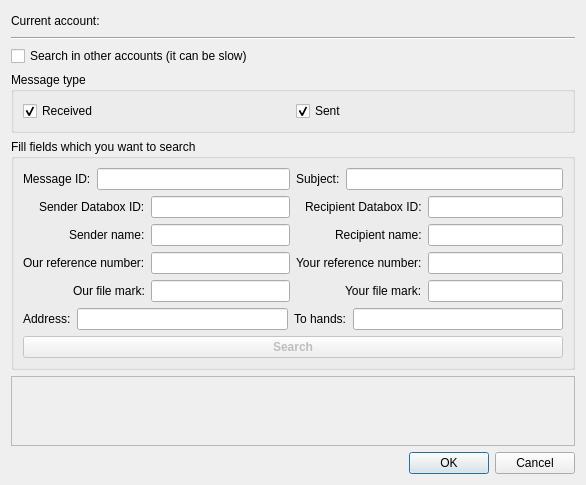
Before: the Qt Designer form src/gui/ui/dlg_msg_search.ui in psakar/datovka, drawn with Qt 5.
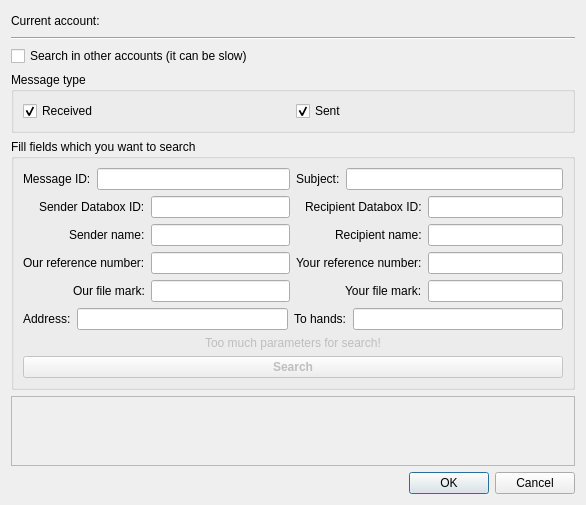
After: the same form once the commit is applied. Icons and pictures are not drawn.

Commit message: Added better checking of search form

```diff
--- a/src/gui/ui/dlg_msg_search.ui
+++ b/src/gui/ui/dlg_msg_search.ui
@@ -7,7 +7,7 @@
     <x>0</x>
     <y>0</y>
     <width>586</width>
-    <height>458</height>
+    <height>484</height>
    </rect>
   </property>
   <property name="windowTitle">
@@ -271,6 +271,19 @@
         </item>
        </layout>
       </item>
+      <item>
+       <widget class="QLabel" name="tooMuchFields">
+        <property name="enabled">
+         <bool>false</bool>
+        </property>
+        <property name="text">
+         <string>Too much parameters for search!</string>
+        </property>
+        <property name="alignment">
+         <set>Qt::AlignCenter</set>
+        </property>
+       </widget>
+      </item>
       <item>
        <widget class="QPushButton" name="searchPushButton">
         <property name="enabled">
```
The commit also changes 2 other files.
